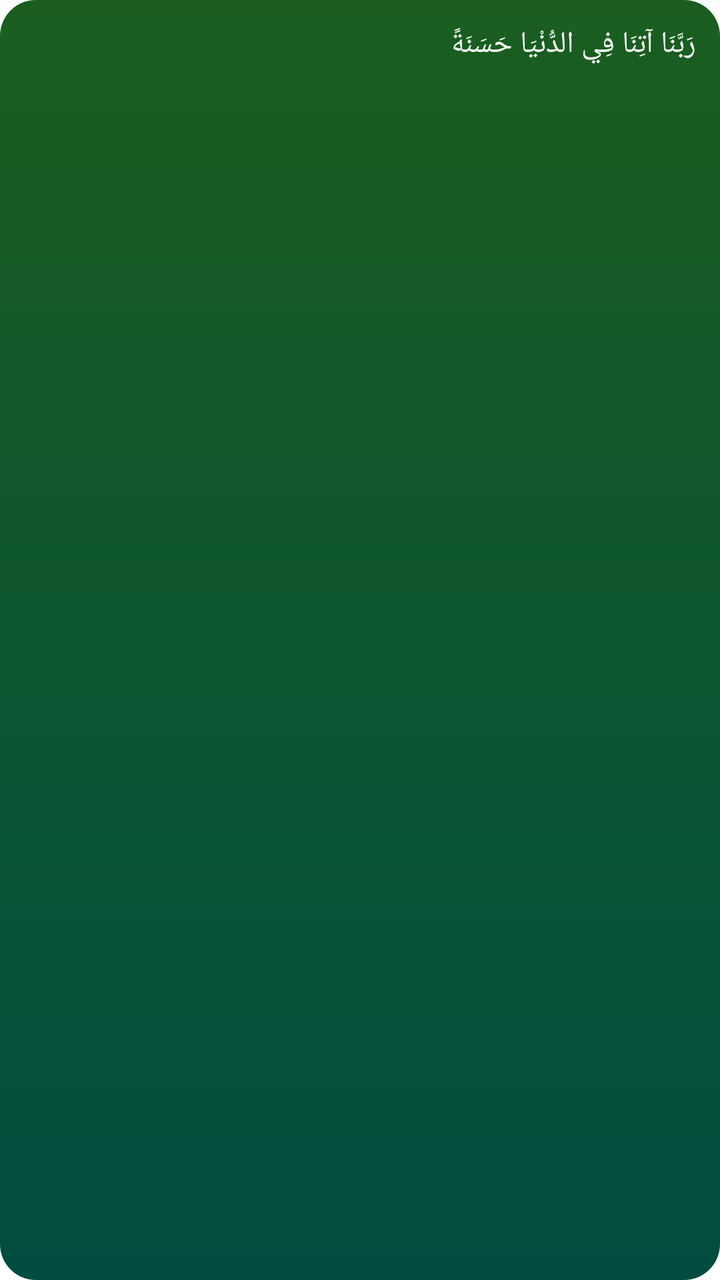
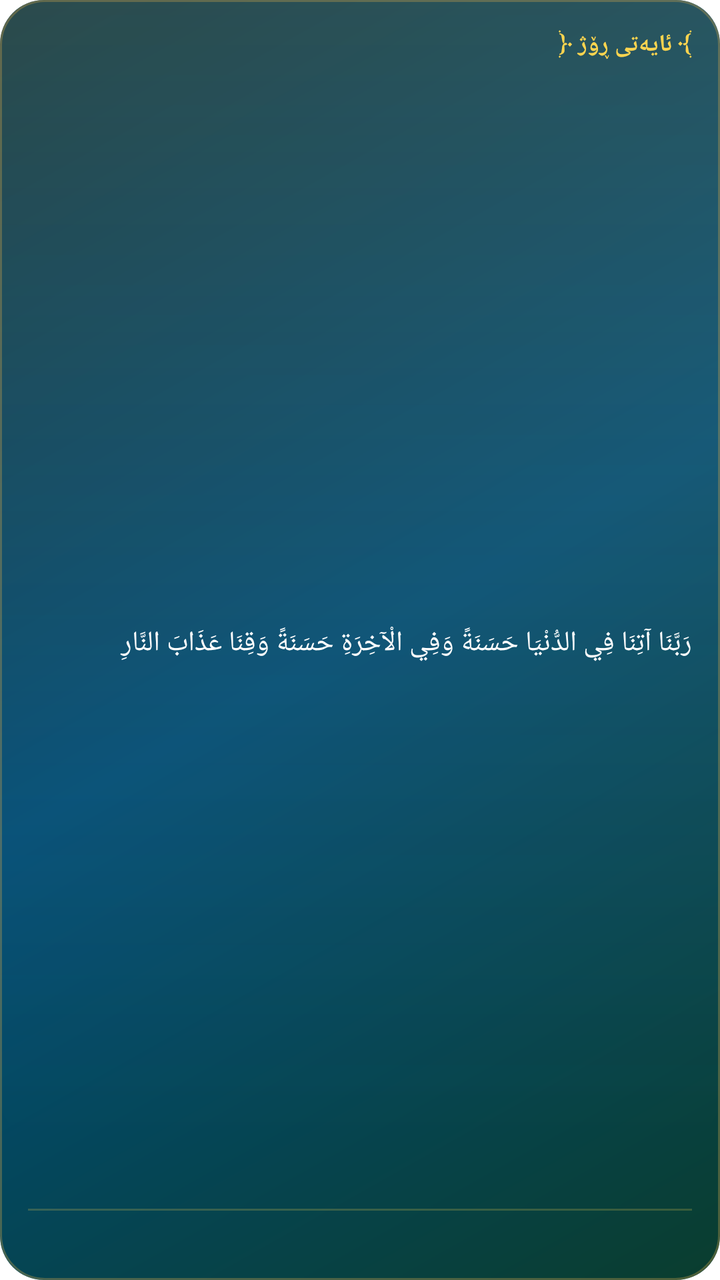

The first picture is an Android layout as it rendered before a commit; the second is the same layout after the commit. The layout source and the unified diff follow.
<!-- AndroidManifest.xml: fallback theme Theme.MaterialComponents.DayNight.NoActionBar -->
<!-- res/layout/widget_ayah.xml -->
<?xml version="1.0" encoding="utf-8"?>
<LinearLayout xmlns:android="http://schemas.android.com/apk/res/android"
    android:id="@+id/widget_ayah_root"
    android:layout_width="match_parent"
    android:layout_height="match_parent"
    android:orientation="vertical"
    android:padding="12dp"
    android:background="@drawable/widget_bg">

    <TextView
        android:id="@+id/widget_ayah_text"
        android:layout_width="match_parent"
        android:layout_height="wrap_content"
        android:text="رَبَّنَا آتِنَا فِي الدُّنْيَا حَسَنَةً"
        android:textColor="#FFFFFF"
        android:textSize="15sp"
        android:lineSpacingMultiplier="1.5" />

    <TextView
        android:id="@+id/widget_ayah_ref"
        android:layout_width="match_parent"
        android:layout_height="wrap_content"
        android:paddingTop="6dp"
        android:textColor="#FFD54F"
        android:textSize="12sp" />
</LinearLayout>
<!-- resources referenced by this layout -->
<resources>
  <!-- drawable widget_bg (drawable) -->
  <?xml version="1.0" encoding="utf-8"?>
  <shape xmlns:android="http://schemas.android.com/apk/res/android"
      android:shape="rectangle">
      <gradient
          android:angle="270"
          android:startColor="#1B5E20"
          android:endColor="#004D40" />
      <corners android:radius="18dp" />
  </shape>
</resources>

<!-- the commit's change to res/layout/widget_ayah.xml (unified diff, before → after) -->
@@ -4,23 +4,39 @@
     android:layout_width="match_parent"
     android:layout_height="match_parent"
     android:orientation="vertical"
-    android:padding="12dp"
+    android:padding="14dp"
     android:background="@drawable/widget_bg">
+
+    <TextView
+        android:layout_width="match_parent"
+        android:layout_height="wrap_content"
+        android:text="﴾ ئایەتی ڕۆژ ﴿"
+        android:textColor="#FFD54F"
+        android:textSize="12sp"
+        android:textStyle="bold" />
 
     <TextView
         android:id="@+id/widget_ayah_text"
         android:layout_width="match_parent"
-        android:layout_height="wrap_content"
-        android:text="رَبَّنَا آتِنَا فِي الدُّنْيَا حَسَنَةً"
+        android:layout_height="0dp"
+        android:layout_weight="1"
+        android:layout_marginTop="8dp"
+        android:gravity="center_vertical"
+        android:text="رَبَّنَا آتِنَا فِي الدُّنْيَا حَسَنَةً وَفِي الْآخِرَةِ حَسَنَةً وَقِنَا عَذَابَ النَّارِ"
         android:textColor="#FFFFFF"
-        android:textSize="15sp"
-        android:lineSpacingMultiplier="1.5" />
+        android:textSize="14sp"
+        android:lineSpacingMultiplier="1.7" />
+
+    <View
+        android:layout_width="match_parent"
+        android:layout_height="1dp"
+        android:layout_marginBottom="6dp"
+        android:background="#33FFD54F" />
 
     <TextView
         android:id="@+id/widget_ayah_ref"
         android:layout_width="match_parent"
         android:layout_height="wrap_content"
-        android:paddingTop="6dp"
-        android:textColor="#FFD54F"
-        android:textSize="12sp" />
+        android:textColor="#CCFFD54F"
+        android:textSize="11sp" />
 </LinearLayout>
<!-- resource entries referenced after the edit -->
@@ -2,13 +2,38 @@
 <resources>
   <!-- drawable widget_bg (drawable) -->
   <?xml version="1.0" encoding="utf-8"?>
-  <shape xmlns:android="http://schemas.android.com/apk/res/android"
-      android:shape="rectangle">
-      <gradient
-          android:angle="270"
-          android:startColor="#1B5E20"
-          android:endColor="#004D40" />
-      <corners android:radius="18dp" />
-  </shape>
+  <layer-list xmlns:android="http://schemas.android.com/apk/res/android">
+      
+      <item>
+          <shape android:shape="rectangle">
+              <gradient
+                  android:angle="315"
+                  android:startColor="#05324B"
+                  android:centerColor="#004D7B"
+                  android:endColor="#0A3D2E"
+                  android:type="linear" />
+              <corners android:radius="22dp" />
+          </shape>
+      </item>
+      
+      <item android:top="0dp" android:left="0dp" android:right="0dp" android:bottom="70dp">
+          <shape android:shape="rectangle">
+              <gradient
+                  android:angle="270"
+                  android:startColor="#26FFD54F"
+                  android:endColor="#00FFD54F"
+                  android:type="linear" />
+              <corners android:radius="22dp" />
+          </shape>
+      </item>
+      
+      <item>
+          <shape android:shape="rectangle">
+              <stroke android:width="1dp" android:color="#59C8A24B" />
+              <corners android:radius="22dp" />
+              <solid android:color="#00000000" />
+          </shape>
+      </item>
+  </layer-list>
 </resources>
 
